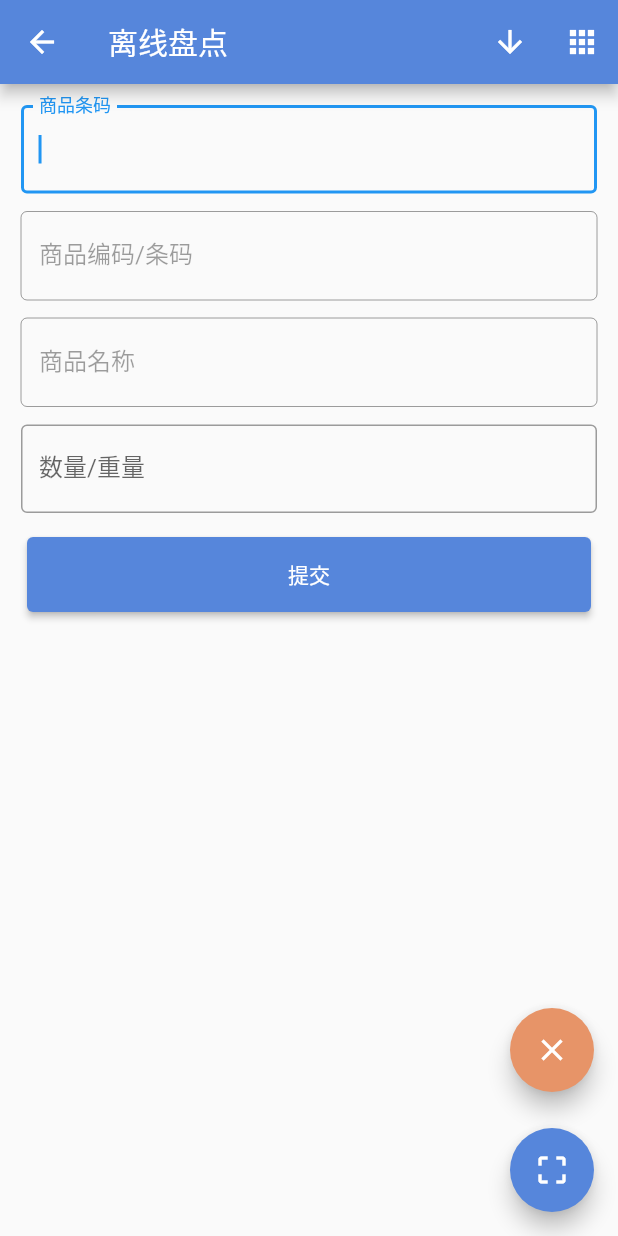
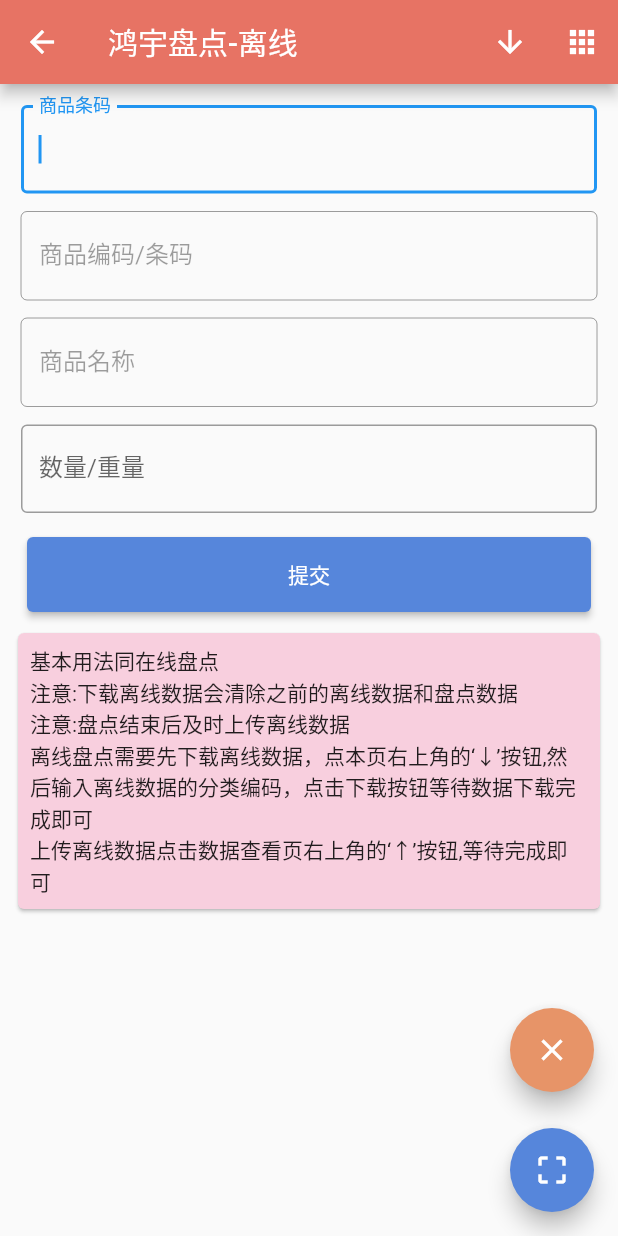
Before and after one commit to cocashu/sppd, a Flutter app: the lixian_PandianRoute screen opened directly, on a phone screen of 412 x 824 dp. Run offline on Flutter 3.47's test engine with Material 2 defaults, Android fonts, the phone set to English and light mode, and no system bars; our stand-ins replace dio, flutter_screenutil, get, shared_preferences, sqflite, sqflite_common and 2 more; missing offline and left inert: expression_language, flutter_easy_permission, flutter_scankit, syncfusion_flutter_treemap; accounts and stored records are empty; network calls fail.

Commit message:
颜色修改,增加提示

```diff
--- a/lib/main/home.dart
+++ b/lib/main/home.dart
@@ -30,10 +30,10 @@ class _PinterestGridState extends State<PinterestGrid1> {
               crossAxisCellCount: 2,
               mainAxisCellCount: 1,
               child: MenuEntry(
-                title: '盘点工具',
+                title: '在线盘点',
                 iconName: Icons.crop_free,
                 destination: PandianRoute(),
-                color: Color.fromRGBO(231, 115, 100, 1), // 将颜色作为参数传递进去
+                color:  Color.fromRGBO(86, 134, 219, 1), // 将颜色作为参数传递进去
               ),
             ),
             StaggeredGridTile.count(
@@ -43,7 +43,7 @@ class _PinterestGridState extends State<PinterestGrid1> {
                 title: '离线盘点',
                 iconName: Icons.crop_free,
                 destination: lixian_PandianRoute(),
-                color: Color.fromRGBO(86, 134, 219, 1), // 将颜色作为参数传递进去
+                color: Color.fromRGBO(231, 115, 100, 1),// 将颜色作为参数传递进去
               ),
             ),
             // StaggeredGridTile.count(
--- a/lib/routes/lixianpandian.dart
+++ b/lib/routes/lixianpandian.dart
@@ -305,8 +305,8 @@ class _lixian_PandianRouteState extends State<lixian_PandianRoute> {
       appBar: AppBar(
         // backgroundColor: Color.fromARGB(255, 226, 224, 224),
         automaticallyImplyLeading: false,
-        title: const Text("离线盘点"),
-        backgroundColor: Color.fromRGBO(86, 134, 219, 1),
+        title: const Text("鸿宇盘点-离线"),
+        backgroundColor: Color.fromRGBO(231, 115, 100, 1),
         leading: Builder(builder: (context) {
           return IconButton(
             icon: const Icon(Icons.arrow_back),
@@ -323,6 +323,7 @@ class _lixian_PandianRouteState extends State<lixian_PandianRoute> {
               _showPopupWindow(context);
             }, //按钮事件处理成函数，用于执行重复代码
           ),
+
           IconButton(
             icon: const Icon(Icons.apps), //自定义图标
             onPressed: () {
@@ -447,6 +448,16 @@ class _lixian_PandianRouteState extends State<lixian_PandianRoute> {
                   ],
                 ),
               ],
+            ),
+            const Expanded(
+              child: Card(
+                color: Color.fromARGB(255, 248, 207, 222),
+                child: Padding(
+                  padding: EdgeInsets.all(8.0),
+                  child: Text(
+                      '基本用法同在线盘点\n注意:下载离线数据会清除之前的离线数据和盘点数据\n注意:盘点结束后及时上传离线数据\n离线盘点需要先下载离线数据，点本页右上角的‘↓’按钮,然后输入离线数据的分类编码，点击下载按钮等待数据下载完成即可\n上传离线数据点击数据查看页右上角的‘↑’按钮,等待完成即可'),
+                ),
+              ),
             ),
           ],
         ),
```
Also changed, not shown: lib/routes/pandian.dart (+10 -1 lines).
